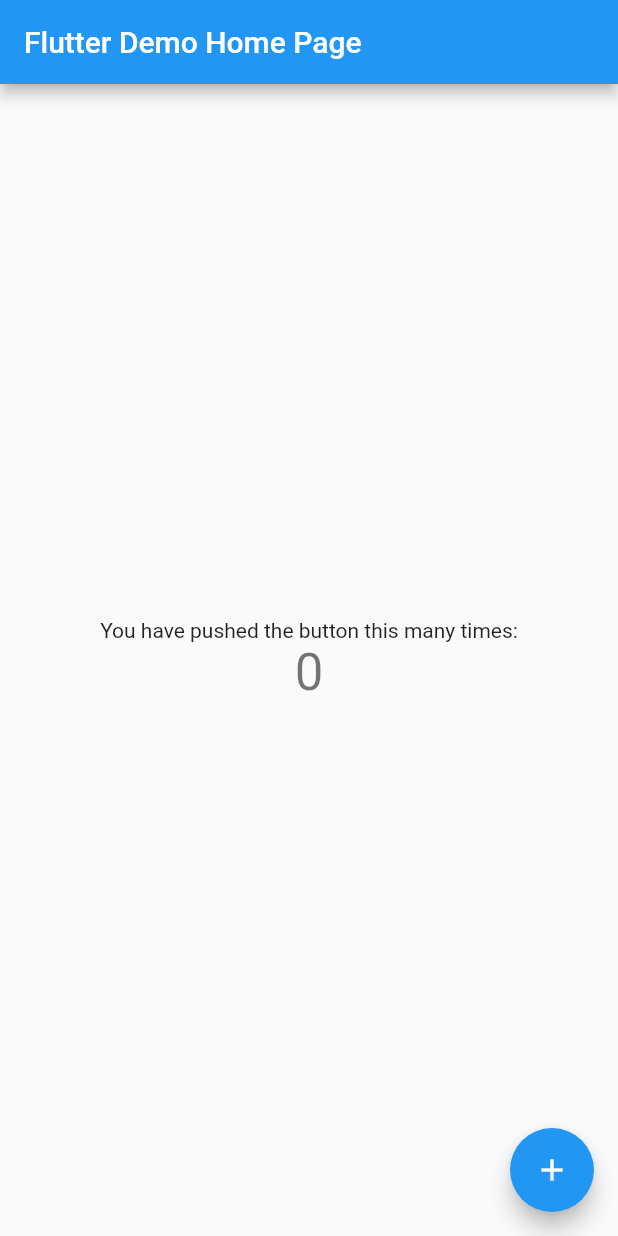
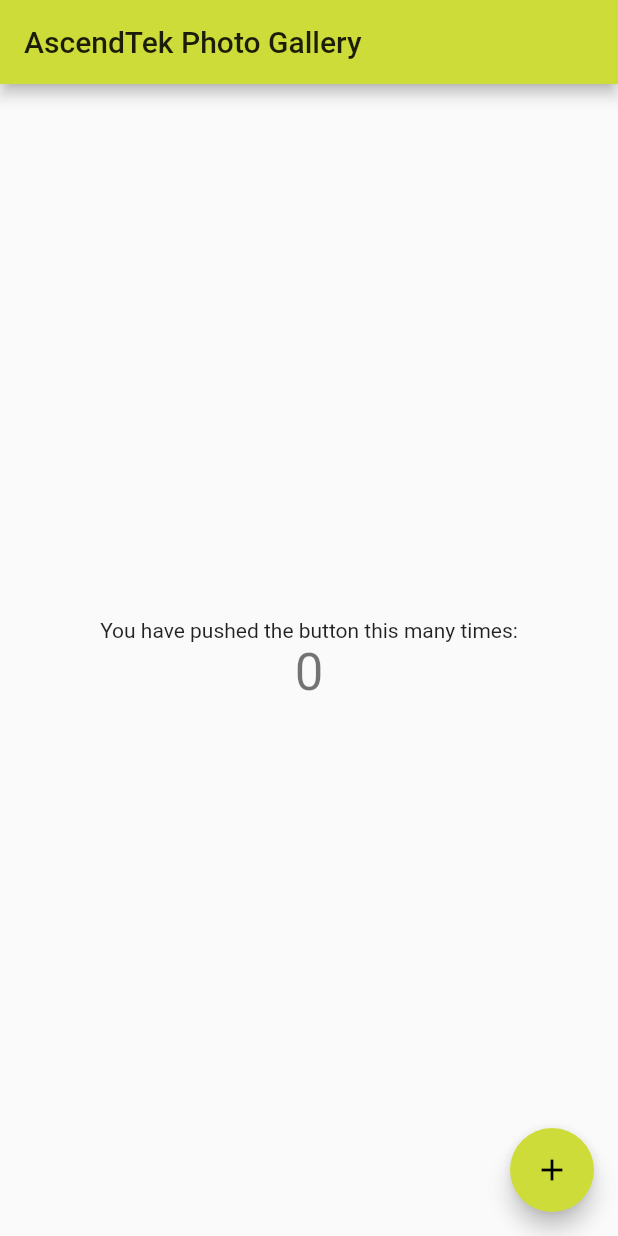
Before and after one commit to Dyadee/mobitek, a Flutter app: the screen it shows after launch, on a phone screen of 412 x 824 dp. Run offline on Flutter 3.47's test engine with Material 2 defaults, Android fonts, the phone set to English and light mode, and no system bars.

```diff
--- a/lib/main.dart
+++ b/lib/main.dart
@@ -11,35 +11,18 @@ class MyApp extends StatelessWidget {
   @override
   Widget build(BuildContext context) {
     return MaterialApp(
-      title: 'Flutter Demo',
+      debugShowCheckedModeBanner: false,
+      title: 'AscendTek Demo',
       theme: ThemeData(
-        // This is the theme of your application.
-        //
-        // Try running your application with "flutter run". You'll see the
-        // application has a blue toolbar. Then, without quitting the app, try
-        // changing the primarySwatch below to Colors.green and then invoke
-        // "hot reload" (press "r" in the console where you ran "flutter run",
-        // or simply save your changes to "hot reload" in a Flutter IDE).
-        // Notice that the counter didn't reset back to zero; the application
-        // is not restarted.
-        primarySwatch: Colors.blue,
+        primarySwatch: Colors.lime,
       ),
-      home: const MyHomePage(title: 'Flutter Demo Home Page'),
+      home: const MyHomePage(title: 'AscendTek Photo Gallery'),
     );
   }
 }
 
 class MyHomePage extends StatefulWidget {
   const MyHomePage({Key? key, required this.title}) : super(key: key);
-
-  // This widget is the home page of your application. It is stateful, meaning
-  // that it has a State object (defined below) that contains fields that affect
-  // how it looks.
-
-  // This class is the configuration for the state. It holds the values (in this
-  // case the title) provided by the parent (in this case the App widget) and
-  // used by the build method of the State. Fields in a Widget subclass are
-  // always marked "final".
 
   final String title;
 
@@ -52,47 +35,18 @@ class _MyHomePageState extends State<MyHomePage> {
 
   void _incrementCounter() {
     setState(() {
-      // This call to setState tells the Flutter framework that something has
-      // changed in this State, which causes it to rerun the build method below
-      // so that the display can reflect the updated values. If we changed
-      // _counter without calling setState(), then the build method would not be
-      // called again, and so nothing would appear to happen.
       _counter++;
     });
   }
 
   @override
   Widget build(BuildContext context) {
-    // This method is rerun every time setState is called, for instance as done
-    // by the _incrementCounter method above.
-    //
-    // The Flutter framework has been optimized to make rerunning build methods
-    // fast, so that you can just rebuild anything that needs updating rather
-    // than having to individually change instances of widgets.
     return Scaffold(
       appBar: AppBar(
-        // Here we take the value from the MyHomePage object that was created by
-        // the App.build method, and use it to set our appbar title.
         title: Text(widget.title),
       ),
       body: Center(
-        // Center is a layout widget. It takes a single child and positions it
-        // in the middle of the parent.
         child: Column(
-          // Column is also a layout widget. It takes a list of children and
-          // arranges them vertically. By default, it sizes itself to fit its
-          // children horizontally, and tries to be as tall as its parent.
-          //
-          // Invoke "debug painting" (press "p" in the console, choose the
-          // "Toggle Debug Paint" action from the Flutter Inspector in Android
-          // Studio, or the "Toggle Debug Paint" command in Visual Studio Code)
-          // to see the wireframe for each widget.
-          //
-          // Column has various properties to control how it sizes itself and
-          // how it positions its children. Here we use mainAxisAlignment to
-          // center the children vertically; the main axis here is the vertical
-          // axis because Columns are vertical (the cross axis would be
-          // horizontal).
           mainAxisAlignment: MainAxisAlignment.center,
           children: <Widget>[
             const Text(
@@ -109,7 +63,7 @@ class _MyHomePageState extends State<MyHomePage> {
         onPressed: _incrementCounter,
         tooltip: 'Increment',
         child: const Icon(Icons.add),
-      ), // This trailing comma makes auto-formatting nicer for build methods.
+      ),
     );
   }
 }
```
Also changed, not shown: pubspec.yaml (+10 -0 lines), pubspec.lock, 3 other files.
